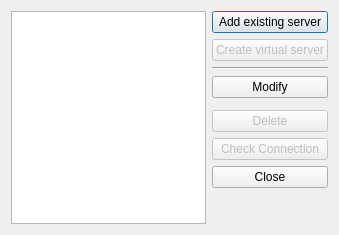
ronan22/obs-light, file src/ObsLightGui/ui/obsServerList.ui: the form before one commit.
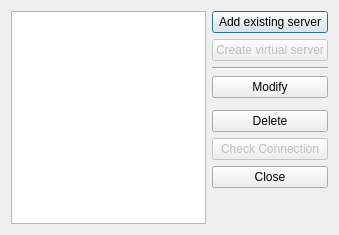
The form after the commit.

Commit message: - implemented server deletion button

Diff of the .ui file:
```diff
--- a/src/ObsLightGui/ui/obsServerList.ui
+++ b/src/ObsLightGui/ui/obsServerList.ui
@@ -33,7 +33,7 @@
    <item row="6" column="1">
     <widget class="QPushButton" name="deleteServerButton">
      <property name="enabled">
-      <bool>false</bool>
+      <bool>true</bool>
      </property>
      <property name="text">
       <string>Delete</string>
```
The commit also changes 1 other file.
